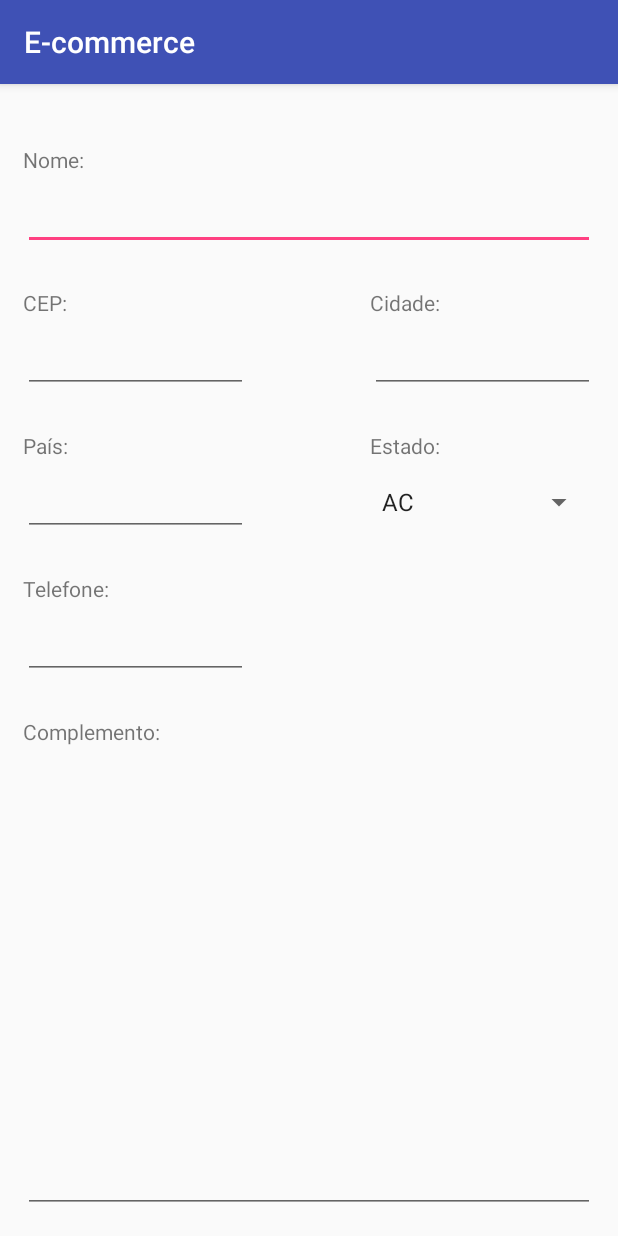
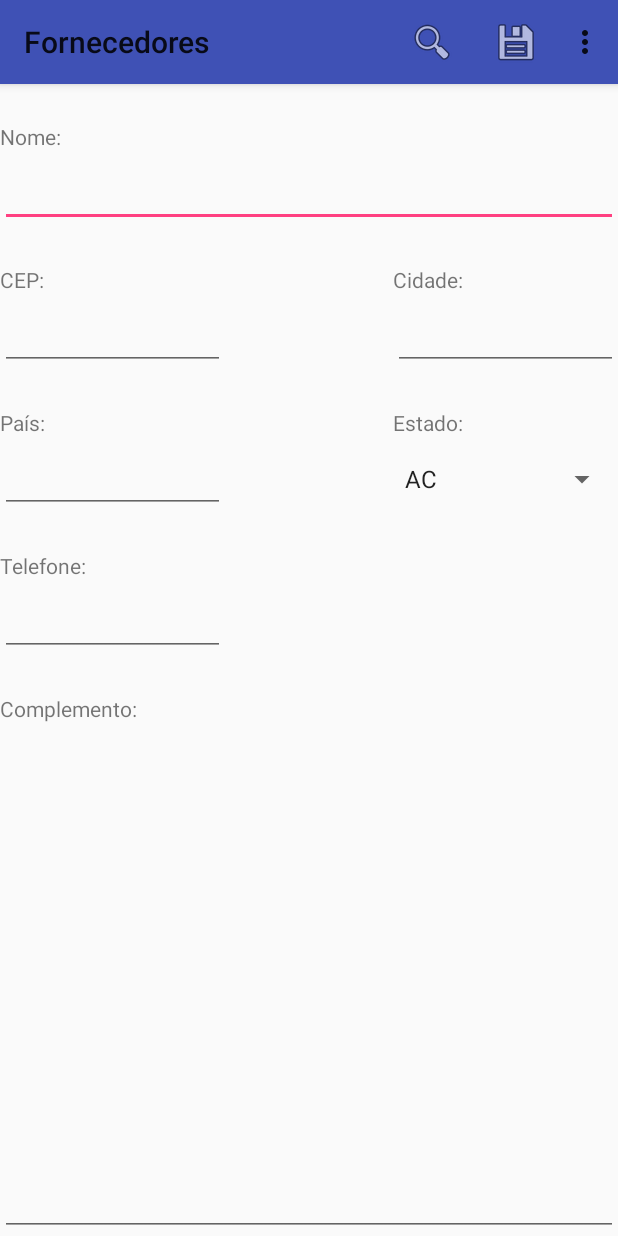
Before and after one commit to Matheusstreisky/E-commerce, an Android app: the TelaCadastroFornecedores screen opened directly, with no data from a screen before it, on a phone screen of 412 x 824 dp. Run offline under Robolectric (Android 15) with nearby library versions, the phone set to English and light mode, and no system bars.

Commit message:
Inserção do package DATABASE Inserção do menu Toolbar em telas de cadastro Fornecedores e Produtos Inserção dos botões CURD no menu Toolbar Inserção de um novo <style> em styles.xml

```diff
--- a/app/build.gradle
+++ b/app/build.gradle
@@ -5,7 +5,7 @@ android {
     buildToolsVersion "26.0.1"
     defaultConfig {
         applicationId "leonardo_matheus.e_commerce"
-        minSdkVersion 19
+        minSdkVersion 23
         targetSdkVersion 23
         versionCode 1
         versionName "1.0"
@@ -17,10 +17,12 @@ android {
             proguardFiles getDefaultProguardFile('proguard-android.txt'), 'proguard-rules.pro'
         }
     }
+    productFlavors {
+    }
 }
 
 dependencies {
-    compile fileTree(dir: 'libs', include: ['*.jar'])
+    compile fileTree(include: ['*.jar'], dir: 'libs')
     androidTestCompile('com.android.support.test.espresso:espresso-core:2.2.2', {
         exclude group: 'com.android.support', module: 'support-annotations'
     })
--- a/app/src/main/AndroidManifest.xml
+++ b/app/src/main/AndroidManifest.xml
@@ -15,8 +15,8 @@
                 <category android:name="android.intent.category.LAUNCHER" />
             </intent-filter>
         </activity>
-        <activity android:name=".TelaCadastroProdutos" />
-        <activity android:name=".TelaCadastroFornecedores"></activity>
+        <activity android:name=".TelaCadastroProdutos" android:theme="@style/AppTheme.NoActionBar" />
+        <activity android:name=".TelaCadastroFornecedores" android:theme="@style/AppTheme.NoActionBar" />
     </application>
 
 </manifest>
--- a/app/src/main/java/leonardo_matheus/e_commerce/TelaCadastroFornecedores.java
+++ b/app/src/main/java/leonardo_matheus/e_commerce/TelaCadastroFornecedores.java
@@ -2,12 +2,14 @@ package leonardo_matheus.e_commerce;
 
 import android.support.v7.app.AppCompatActivity;
 import android.os.Bundle;
+import android.support.v7.widget.Toolbar;
+import android.view.Menu;
+import android.view.MenuItem;
 import android.widget.ArrayAdapter;
 import android.widget.Spinner;
 
 import java.util.ArrayList;
 import java.util.Arrays;
-import java.util.List;
 
 public class TelaCadastroFornecedores extends AppCompatActivity {
 
@@ -18,10 +20,24 @@ public class TelaCadastroFornecedores extends AppCompatActivity {
     protected void onCreate(Bundle savedInstanceState) {
         super.onCreate(savedInstanceState);
         setContentView(R.layout.activity_tela_cadastro_fornecedores);
+        Toolbar myToolbar = (Toolbar) findViewById(R.id.ToolbarMenu);
+        myToolbar.setTitle(R.string.title_fornecedor);
+        setSupportActionBar(myToolbar);
 
         Spinner spinner = (Spinner) findViewById(R.id.SP_Estado);
         ArrayAdapter<String> array = new ArrayAdapter<String>(this, android.R.layout.simple_spinner_item, estado);
         array.setDropDownViewResource(android.R.layout.simple_spinner_dropdown_item);
         spinner.setAdapter(array);
     }
+
+    @Override
+    public boolean onCreateOptionsMenu(Menu menu) {
+        getMenuInflater().inflate(R.menu.button_menu, menu);
+        return true;
+    }
+
+    @Override
+    public boolean onOptionsItemSelected(MenuItem item) {
+        return false;
+    }
 }
--- a/app/src/main/res/layout/activity_tela_cadastro_fornecedores.xml
+++ b/app/src/main/res/layout/activity_tela_cadastro_fornecedores.xml
@@ -4,17 +4,17 @@
     xmlns:tools="http://schemas.android.com/tools"
     android:layout_width="match_parent"
     android:layout_height="match_parent"
-    android:padding="15dp"
     tools:context="leonardo_matheus.e_commerce.TelaCadastroFornecedores">
+
+    <include android:id="@+id/ToolbarMenu" layout="@layout/toolbar_menu" />
 
     <TextView
         android:id="@+id/TV_Nome"
         android:layout_width="wrap_content"
         android:layout_height="wrap_content"
-        android:layout_alignParentStart="true"
-        android:layout_alignParentTop="true"
         android:layout_marginTop="25dp"
-        android:text="Nome:" />
+        android:layout_below="@id/ToolbarMenu"
+        android:text="@string/string_nome" />
 
     <EditText
         android:id="@+id/ET_Nome"
@@ -25,6 +25,7 @@
         android:layout_marginTop="5dp"
         android:layout_alignParentStart="true"
         android:ems="10"
+        android:labelFor="@id/ET_Nome"
         android:inputType="textPersonName" />
 
     <TextView
@@ -35,7 +36,7 @@
         android:layout_below="@+id/ET_Nome"
         android:layout_marginTop="25dp"
         android:layout_alignParentStart="true"
-        android:text="CEP:" />
+        android:text="@string/string_cep" />
 
     <EditText
         android:id="@+id/ET_CEP"
@@ -47,15 +48,16 @@
         android:layout_alignParentStart="true"
         android:width="150dp"
         android:ems="10"
+        android:labelFor="@id/ET_CEP"
         android:inputType="textPersonName" />
 
     <TextView
         android:id="@+id/TV_Cidade"
         android:layout_width="wrap_content"
         android:layout_height="wrap_content"
-        android:text="Cidade:"
         android:layout_above="@+id/ET_CEP"
-        android:layout_alignStart="@+id/ET_Cidade" />
+        android:layout_alignStart="@+id/ET_Cidade"
+        android:text="@string/string_cidade"/>
 
     <EditText
         android:id="@+id/ET_Cidade"
@@ -66,6 +68,7 @@
         android:layout_below="@id/TV_Cidade"
         android:layout_marginTop="5dp"
         android:width="150dp"
+        android:labelFor="@id/ET_Cidade"
         android:layout_alignParentEnd="true" />
 
     <TextView
@@ -75,7 +78,7 @@
         android:layout_below="@id/ET_Cidade"
         android:layout_marginTop="25dp"
         android:layout_alignParentStart="true"
-        android:text="País:" />
+        android:text="@string/string_pais" />
 
     <EditText
         android:id="@+id/ET_Pais"
@@ -86,16 +89,17 @@
         android:layout_below="@+id/TV_Pais"
         android:layout_marginTop="5dp"
         android:width="150dp"
+        android:labelFor="@id/ET_Pais"
         android:layout_alignParentStart="true" />
 
     <TextView
         android:id="@+id/TV_Estado"
         android:layout_width="wrap_content"
         android:layout_height="wrap_content"
-        android:text="Estado:"
         android:layout_below="@+id/ET_Cidade"
         android:layout_marginTop="25dp"
-        android:layout_alignEnd="@+id/TV_Cidade" />
+        android:layout_alignEnd="@+id/TV_Cidade"
+        android:text="@string/string_estado"/>
 
     <Spinner
         android:id="@+id/SP_Estado"
@@ -111,10 +115,10 @@
         android:id="@+id/TV_Telefone"
         android:layout_width="wrap_content"
         android:layout_height="wrap_content"
-        android:text="Telefone:"
         android:layout_below="@+id/ET_Pais"
         android:layout_marginTop="25dp"
-        android:layout_alignParentStart="true" />
+        android:layout_alignParentStart="true"
+        android:text="@string/string_telefone"/>
 
     <EditText
         android:id="@+id/ET_Telefone"
@@ -125,27 +129,29 @@
         android:layout_below="@+id/TV_Telefone"
         android:layout_marginTop="5dp"
         android:width="150dp"
+        android:labelFor="@id/ET_Telefone"
         android:layout_alignParentStart="true"/>
 
     <TextView
         android:id="@+id/TV_Complemento"
         android:layout_width="wrap_content"
         android:layout_height="wrap_content"
-        android:text="Complemento:"
         android:layout_below="@+id/ET_Telefone"
         android:layout_marginTop="25dp"
-        android:layout_alignParentStart="true" />
+        android:layout_alignParentStart="true"
+        android:text="@string/string_complemento"/>
 
     <EditText
         android:id="@+id/ET_Complemento"
         android:layout_width="match_parent"
         android:layout_height="match_parent"
+        android:layout_alignParentStart="true"
         android:layout_below="@+id/TV_Complemento"
         android:layout_marginTop="5dp"
         android:ems="10"
+        android:gravity="start"
         android:inputType="textMultiLine"
-        android:layout_alignParentStart="true"
-        android:gravity="top|left"
-        android:lines="3" />
+        android:lines="5"
+        android:labelFor="@id/ET_Complemento" />
 
 </RelativeLayout>
--- /dev/null
+++ b/app/src/main/res/layout/toolbar_menu.xml
@@ -0,0 +1,10 @@
+<?xml version="1.0" encoding="utf-8"?>
+<android.support.v7.widget.Toolbar xmlns:android="http://schemas.android.com/apk/res/android"
+    android:id="@+id/MyToolbar"
+    android:title=""
+    android:layout_width="match_parent"
+    android:layout_height="wrap_content"
+    android:minHeight="?attr/actionBarSize"
+    android:background="?attr/colorPrimary"
+    android:elevation="4dp"
+    android:theme="@style/ThemeOverlay.AppCompat.ActionBar" />
--- /dev/null
+++ b/app/src/main/res/menu/button_menu.xml
@@ -0,0 +1,35 @@
+<?xml version="1.0" encoding="utf-8"?>
+<menu
+    xmlns:android="http://schemas.android.com/apk/res/android"
+    xmlns:app="http://schemas.android.com/apk/res-auto"
+    xmlns:tools="http://schemas.android.com/tools" >
+
+    <item
+        android:id="@+id/button_search"
+        android:orderInCategory="200"
+        android:title="@string/menu_search"
+        android:icon="@android:drawable/ic_menu_search"
+        app:showAsAction="always" />
+
+    <item
+        android:id="@+id/button_save"
+        android:orderInCategory="200"
+        android:title="@string/menu_save"
+        android:icon="@android:drawable/ic_menu_save"
+        app:showAsAction="always" />
+
+    <item
+        android:id="@+id/button_edit"
+        android:orderInCategory="200"
+        android:title="@string/menu_edit"
+        android:icon="@android:drawable/ic_menu_edit"
+        app:showAsAction="ifRoom" />
+
+    <item
+        android:id="@+id/button_delete"
+        android:orderInCategory="200"
+        android:title="@string/menu_delete"
+        android:icon="@android:drawable/ic_menu_delete"
+        app:showAsAction="ifRoom" />
+
+</menu>
--- a/app/src/main/res/values/strings.xml
+++ b/app/src/main/res/values/strings.xml
@@ -1,3 +1,26 @@
 <resources>
+    <!-- Strings das Activitys -->
+    <string name="title_fornecedor">Fornecedores</string>
+    <string name="title_produto">Produtos</string>
+
+    <!-- Strings dos botões do Menu -->
+    <string name="menu_save">Salvar</string>
+    <string name="menu_edit">Editar</string>
+    <string name="menu_search">Pesquisar</string>
+    <string name="menu_delete">Excluir</string>
+
+    <!-- Strings dos Labels das Activitys -->
     <string name="app_name">E-commerce</string>
+    <string name="string_nome">Nome:</string>
+    <string name="string_cep">CEP:</string>
+    <string name="string_cidade">Cidade:</string>
+    <string name="string_pais">País:</string>
+    <string name="string_estado">Estado:</string>
+    <string name="string_telefone">Telefone:</string>
+    <string name="string_complemento">Complemento:</string>
+    <string name="string_quantidade">Quantidade:</string>
+    <string name="string_valor">Valor:</string>
+    <string name="string_descricao">Descrição:</string>
+
+
 </resources>
--- a/app/src/main/res/values/styles.xml
+++ b/app/src/main/res/values/styles.xml
@@ -8,4 +8,11 @@
         <item name="colorAccent">@color/colorAccent</item>
     </style>
 
+    <style name="AppTheme.NoActionBar" parent="Theme.AppCompat.Light.NoActionBar">
+        <!-- Customize your theme here. -->
+        <item name="colorPrimary">@color/colorPrimary</item>
+        <item name="colorPrimaryDark">@color/colorPrimaryDark</item>
+        <item name="colorAccent">@color/colorAccent</item>
+    </style>
+
 </resources>
```
Also changed, not shown: app/src/main/java/leonardo_matheus/e_commerce/MainActivity.java (+21 -6 lines), app/src/main/java/leonardo_matheus/e_commerce/TelaCadastroProdutos.java (+17 -0 lines), app/src/main/res/layout/activity_main.xml (+14 -15 lines), app/src/main/res/layout/activity_tela_cadastro_produtos.xml (+19 -13 lines), 3 other files.
